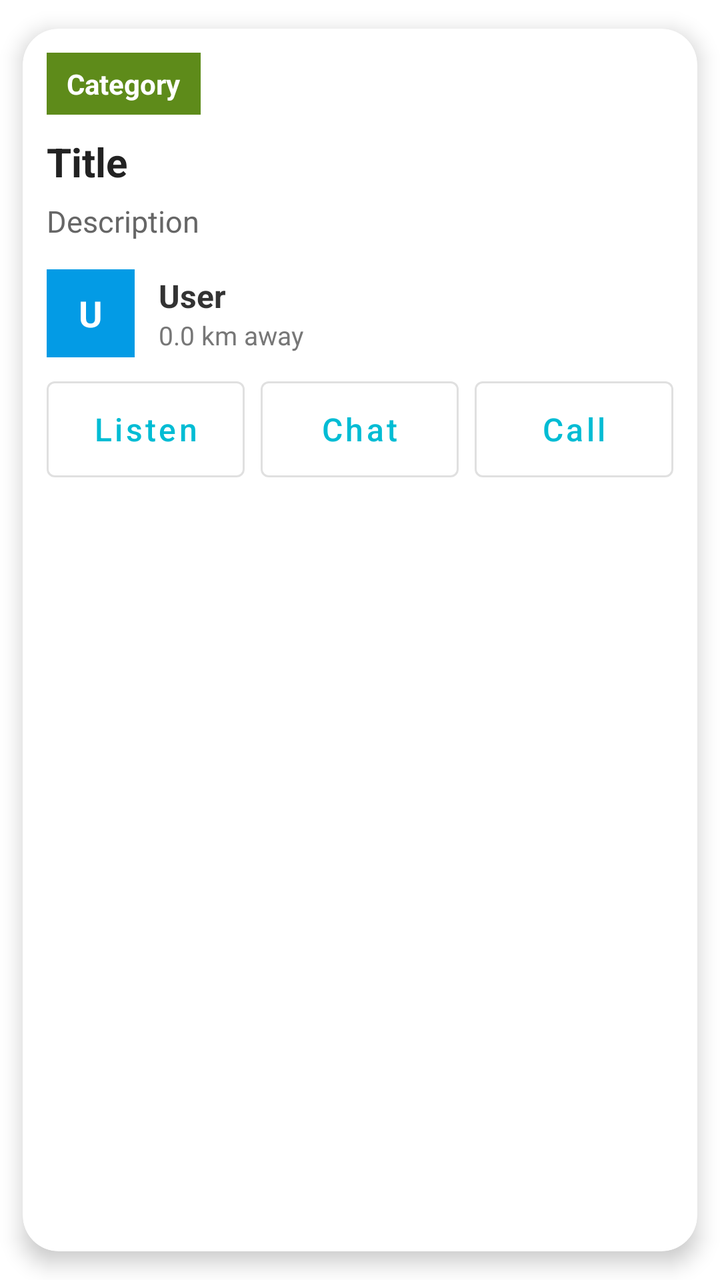
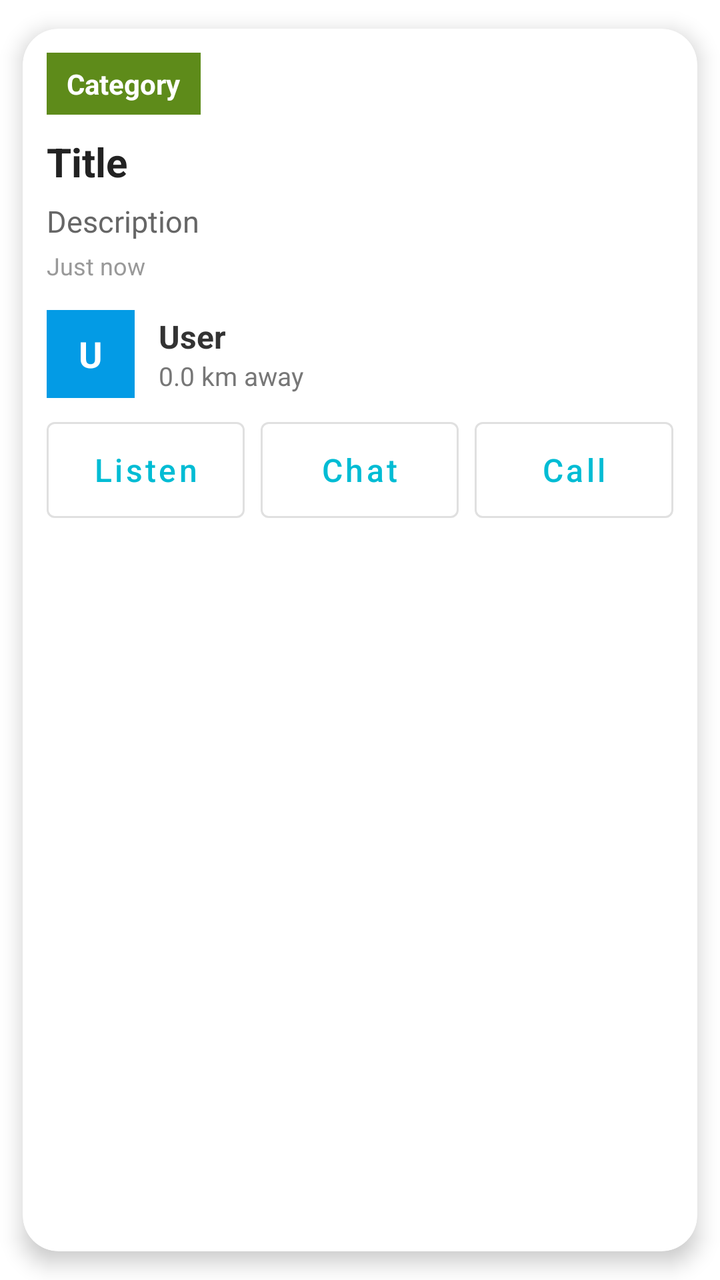

Two renders of the same Android screen: before a commit and after it. Below are the layout's source before the change and the commit's diff.
<!-- AndroidManifest.xml: application theme Theme.TownCrierBD -->
<!-- res/layout/item_announcement.xml -->
<?xml version="1.0" encoding="utf-8"?>
<androidx.cardview.widget.CardView xmlns:android="http://schemas.android.com/apk/res/android"
    xmlns:app="http://schemas.android.com/apk/res-auto"
    android:id="@+id/cardRoot"
    android:layout_width="match_parent"
    android:layout_height="wrap_content"
    android:layout_margin="12dp"
    app:cardCornerRadius="18dp"
    app:cardElevation="6dp"
    app:cardUseCompatPadding="true">

    <LinearLayout
        android:layout_width="match_parent"
        android:layout_height="wrap_content"
        android:orientation="vertical">

        
        <ImageView
            android:id="@+id/ivPhoto"
            android:layout_width="match_parent"
            android:layout_height="180dp"
            android:scaleType="centerCrop"
            android:visibility="gone"
            android:contentDescription="@string/app_name" />

        
        <TextView
            android:id="@+id/tvBadge"
            android:layout_width="wrap_content"
            android:layout_height="wrap_content"
            android:layout_marginStart="12dp"
            android:layout_marginTop="12dp"
            android:background="#5E8B1A"
            android:paddingStart="10dp"
            android:paddingEnd="10dp"
            android:paddingTop="6dp"
            android:paddingBottom="6dp"
            android:text="Category"
            android:textColor="@android:color/white"
            android:textStyle="bold"
            android:textSize="14sp" />

        
        <TextView
            android:id="@+id/tvTitle"
            android:layout_width="match_parent"
            android:layout_height="wrap_content"
            android:layout_marginStart="12dp"
            android:layout_marginEnd="12dp"
            android:layout_marginTop="10dp"
            android:text="Title"
            android:textColor="#222222"
            android:textStyle="bold"
            android:textSize="20sp" />

        
        <TextView
            android:id="@+id/tvDesc"
            android:layout_width="match_parent"
            android:layout_height="wrap_content"
            android:layout_marginStart="12dp"
            android:layout_marginEnd="12dp"
            android:layout_marginTop="6dp"
            android:text="Description"
            android:textColor="#666666"
            android:textSize="15sp" />

        
        <LinearLayout
            android:layout_width="match_parent"
            android:layout_height="wrap_content"
            android:layout_marginTop="14dp"
            android:layout_marginStart="12dp"
            android:layout_marginEnd="12dp"
            android:orientation="horizontal"
            android:gravity="center_vertical">

            <TextView
                android:id="@+id/tvAvatar"
                android:layout_width="44dp"
                android:layout_height="44dp"
                android:gravity="center"
                android:text="U"
                android:textStyle="bold"
                android:textColor="@android:color/white"
                android:textSize="18sp"
                android:background="#039BE5" />

            <LinearLayout
                android:layout_width="0dp"
                android:layout_height="wrap_content"
                android:layout_weight="1"
                android:layout_marginStart="12dp"
                android:orientation="vertical">

                <TextView
                    android:id="@+id/tvName"
                    android:layout_width="wrap_content"
                    android:layout_height="wrap_content"
                    android:text="User"
                    android:textStyle="bold"
                    android:textSize="16sp"
                    android:textColor="#333333" />

                <TextView
                    android:id="@+id/tvDistance"
                    android:layout_width="wrap_content"
                    android:layout_height="wrap_content"
                    android:text="0.0 km away"
                    android:textSize="13sp"
                    android:textColor="#777777" />
            </LinearLayout>

        </LinearLayout>

        
        <LinearLayout
            android:layout_width="match_parent"
            android:layout_height="wrap_content"
            android:layout_margin="12dp"
            android:orientation="horizontal"
            android:gravity="center"
            android:weightSum="3">

            <com.google.android.material.button.MaterialButton
                android:id="@+id/btnListen"
                style="@style/Widget.MaterialComponents.Button.OutlinedButton"
                android:layout_width="0dp"
                android:layout_height="48dp"
                android:layout_weight="1"
                android:text="Listen"
                android:textAllCaps="false"
                android:textSize="16sp"
                android:insetTop="0dp"
                android:insetBottom="0dp"
                android:layout_marginEnd="8dp"/>

            <com.google.android.material.button.MaterialButton
                android:id="@+id/btnChat"
                style="@style/Widget.MaterialComponents.Button.OutlinedButton"
                android:layout_width="0dp"
                android:layout_height="48dp"
                android:layout_weight="1"
                android:text="Chat"
                android:textAllCaps="false"
                android:textSize="16sp"
                android:insetTop="0dp"
                android:insetBottom="0dp"
                android:layout_marginEnd="8dp"/>

            <com.google.android.material.button.MaterialButton
                android:id="@+id/btnCall"
                style="@style/Widget.MaterialComponents.Button.OutlinedButton"
                android:layout_width="0dp"
                android:layout_height="48dp"
                android:layout_weight="1"
                android:text="Call"
                android:textAllCaps="false"
                android:textSize="16sp"
                android:insetTop="0dp"
                android:insetBottom="0dp" />
        </LinearLayout>


    </LinearLayout>
</androidx.cardview.widget.CardView>
<!-- resources referenced by this layout -->
<resources>
  <string name="app_name">TownCrierBD</string>
  <style name="Theme.TownCrierBD" parent="Theme.MaterialComponents.Light.NoActionBar">
  
          <item name="colorPrimary">@color/blue_end</item>
          <item name="colorPrimaryVariant">@color/blue_start</item>
          <item name="colorOnPrimary">@color/white</item>
  
          <item name="colorSecondary">@color/blue_start</item>
          <item name="colorSecondaryVariant">@color/blue_end</item>
          <item name="colorOnSecondary">@color/white</item>
  
          <item name="android:forceDarkAllowed" tools:targetApi="q">false</item>
  
          <item name="android:statusBarColor">@color/blue_start</item>
          <item name="android:navigationBarColor">@color/blue_start</item>
  
          <item name="spinnerStyle">@style/TownCrierBD.SpinnerStyle</item>
      </style>
  <color name="blue_end">#00BCD4</color>
  <color name="blue_start">#2196F3</color>
  <color name="white">#FFFFFF</color>
  <style name="TownCrierBD.SpinnerStyle" parent="Widget.AppCompat.Spinner">
      <item name="android:popupBackground">@drawable/bg_spinner_popup_white</item>
          <item name="popupTheme">@style/TownCrierBD.PopupTheme</item>
      </style>
  <!-- drawable bg_spinner_popup_white (drawable) -->
  <?xml version="1.0" encoding="utf-8"?>
  <shape xmlns:android="http://schemas.android.com/apk/res/android">
      <solid android:color="#FFFFFF"/>
      <corners android:radius="16dp"/>
      <padding
          android:left="8dp"
          android:top="8dp"
          android:right="8dp"
          android:bottom="8dp"/>
  </shape>
  <style name="TownCrierBD.PopupTheme" parent="ThemeOverlay.MaterialComponents.Light">
          <item name="android:popupBackground">@drawable/bg_spinner_popup_white</item>
      </style>
</resources>

<!-- the commit's change to res/layout/item_announcement.xml (unified diff, before → after) -->
@@ -64,6 +64,17 @@
             android:text="Description"
             android:textColor="#666666"
             android:textSize="15sp" />
+
+        
+        <TextView
+            android:id="@+id/tvTime"
+            android:layout_width="wrap_content"
+            android:layout_height="wrap_content"
+            android:layout_marginStart="12dp"
+            android:layout_marginTop="4dp"
+            android:text="Just now"
+            android:textColor="#999999"
+            android:textSize="12sp" />
 
         
         <LinearLayout
@@ -161,6 +172,5 @@
                 android:insetBottom="0dp" />
         </LinearLayout>
 
-
     </LinearLayout>
 </androidx.cardview.widget.CardView>
